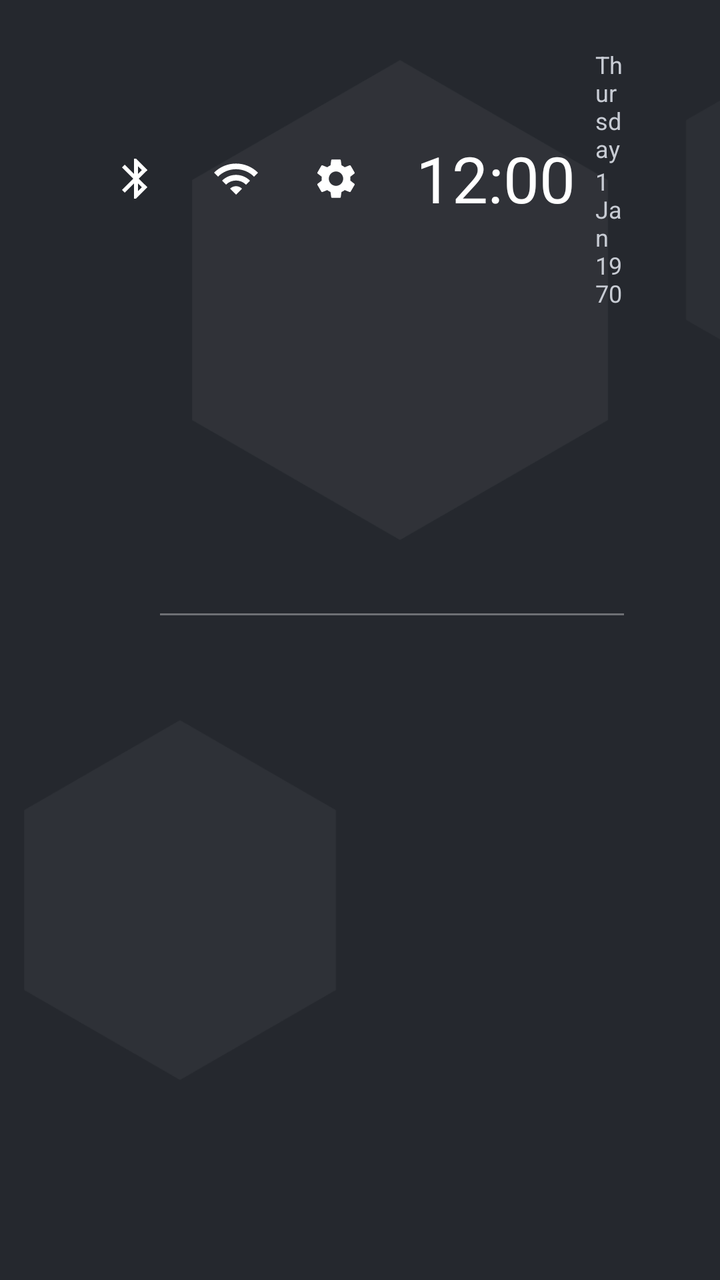
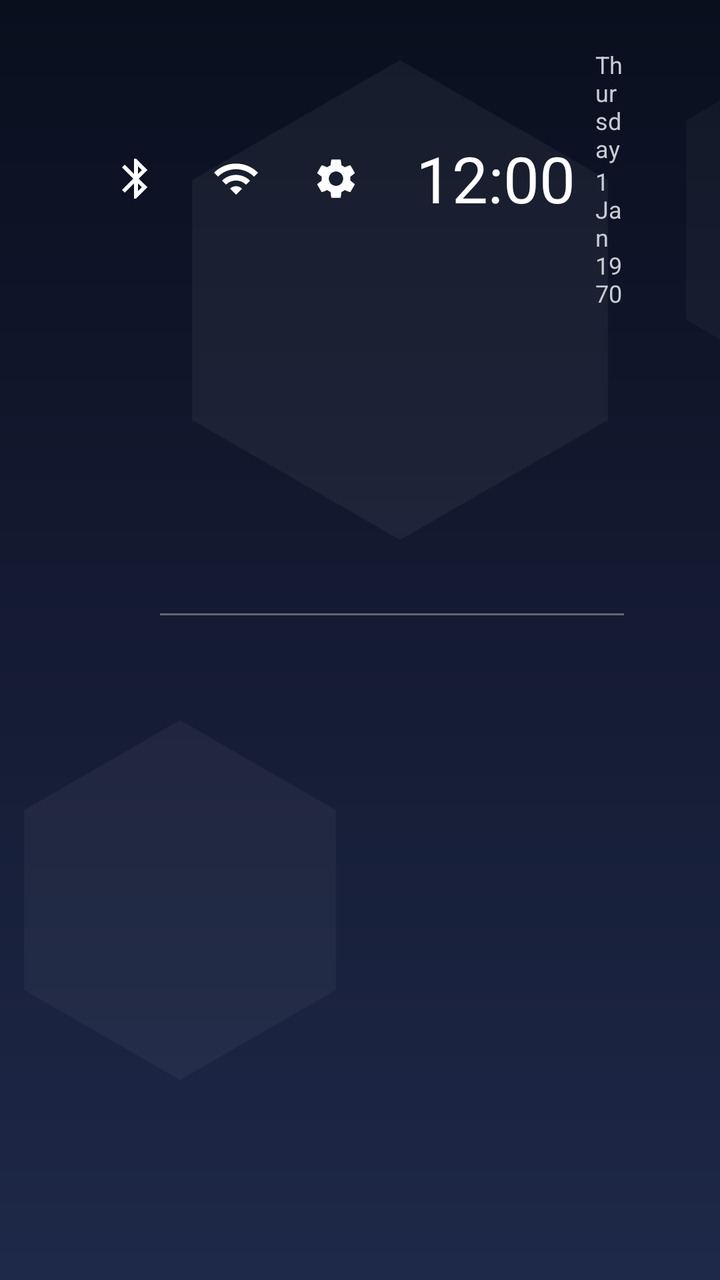

The first picture is an Android layout as it rendered before a commit; the second is the same layout after the commit. The layout source and the unified diff follow.
<!-- AndroidManifest.xml: application theme AppTheme -->
<!-- res/layout/activity_main.xml -->
<?xml version="1.0" encoding="utf-8"?>
<LinearLayout xmlns:android="http://schemas.android.com/apk/res/android"
    android:layout_width="match_parent" android:layout_height="match_parent" android:orientation="vertical"
    android:paddingTop="24dp" android:paddingStart="48dp" android:paddingEnd="48dp" android:paddingBottom="8dp">

    <LinearLayout android:id="@+id/topBar" android:layout_width="match_parent" android:layout_height="wrap_content"
        android:gravity="end|center_vertical" android:orientation="horizontal">
        <ImageView android:id="@+id/icBt" style="@style/TopIcon" android:src="@drawable/ic_bluetooth" android:contentDescription="Bluetooth" />
        <ImageView android:id="@+id/icWifi" style="@style/TopIcon" android:src="@drawable/ic_wifi" android:contentDescription="Network" />
        <ImageView android:id="@+id/icSettings" style="@style/TopIcon" android:src="@drawable/ic_settings" android:contentDescription="Settings" />
        <TextClock android:id="@+id/clock" android:layout_width="wrap_content" android:layout_height="wrap_content"
            android:format12Hour="h:mm" android:format24Hour="HH:mm" android:textSize="32sp" android:textColor="#FFFFFF" android:layout_marginStart="10dp" />
        <LinearLayout android:id="@+id/dateBox" android:layout_width="wrap_content" android:layout_height="wrap_content"
            android:orientation="vertical" android:layout_marginStart="10dp">
            <TextClock android:layout_width="wrap_content" android:layout_height="wrap_content"
                android:format12Hour="EEEE" android:format24Hour="EEEE" android:textSize="12sp" android:textColor="#C8CCD4" />
            <TextClock android:layout_width="wrap_content" android:layout_height="wrap_content"
                android:format12Hour="d MMM yyyy" android:format24Hour="d MMM yyyy" android:textSize="12sp" android:textColor="#C8CCD4" />
        </LinearLayout>
    </LinearLayout>

    <LinearLayout android:id="@+id/weather" android:layout_width="wrap_content" android:layout_height="wrap_content"
        android:orientation="vertical" android:layout_marginTop="28dp" android:layout_marginStart="32dp">
        <LinearLayout android:layout_width="wrap_content" android:layout_height="wrap_content" android:gravity="center_vertical" android:orientation="horizontal">
            <TextView android:id="@+id/wIcon" android:layout_width="wrap_content" android:layout_height="wrap_content" android:textSize="60sp" />
            <LinearLayout android:layout_width="wrap_content" android:layout_height="wrap_content" android:orientation="vertical" android:layout_marginStart="16dp">
                <TextView android:id="@+id/wTemp" android:layout_width="wrap_content" android:layout_height="wrap_content" android:textSize="52sp" android:textStyle="bold" android:textColor="#8AD1F0" />
                <TextView android:id="@+id/wCity" android:layout_width="wrap_content" android:layout_height="wrap_content" android:textSize="16sp" android:textStyle="bold" android:textColor="#FFFFFF" />
                <TextView android:id="@+id/wCond" android:layout_width="wrap_content" android:layout_height="wrap_content" android:textSize="14sp" android:textColor="#C8CCD4" />
            </LinearLayout>
            <LinearLayout android:layout_width="wrap_content" android:layout_height="wrap_content" android:orientation="vertical" android:layout_marginStart="40dp">
                <TextView android:id="@+id/wHum" android:layout_width="wrap_content" android:layout_height="wrap_content" android:textSize="14sp" android:textColor="#FFFFFF" android:layout_marginBottom="6dp" />
                <TextView android:id="@+id/wWind" android:layout_width="wrap_content" android:layout_height="wrap_content" android:textSize="14sp" android:textColor="#FFFFFF" android:layout_marginBottom="6dp" />
                <TextView android:id="@+id/wFeels" android:layout_width="wrap_content" android:layout_height="wrap_content" android:textSize="14sp" android:textColor="#FFFFFF" />
            </LinearLayout>
        </LinearLayout>
        <View android:layout_width="380dp" android:layout_height="1dp" android:background="#55FFFFFF" android:layout_marginTop="14dp" android:layout_marginBottom="10dp" />
        <LinearLayout android:id="@+id/forecast" android:layout_width="wrap_content" android:layout_height="wrap_content" android:orientation="horizontal" />
    </LinearLayout>

    <androidx.recyclerview.widget.RecyclerView android:id="@+id/grid" android:layout_width="match_parent" android:layout_height="0dp"
        android:layout_weight="1" android:layout_marginTop="12dp" android:clipToPadding="false" android:paddingTop="12dp" android:paddingBottom="12dp" />
</LinearLayout>
<!-- resources referenced by this layout -->
<resources>
  <!-- drawable ic_bluetooth (drawable) -->
  <vector xmlns:android="http://schemas.android.com/apk/res/android" android:width="24dp" android:height="24dp" android:viewportWidth="24" android:viewportHeight="24"><path android:fillColor="#FFFFFF" android:pathData="M17.71,7.71L12,2h-1v7.59L6.41,5 5,6.41 10.59,12 5,17.59 6.41,19 11,14.41V22h1l5.71,-5.71 -4.3,-4.29 4.3,-4.29zM13,5.83l1.88,1.88L13,9.59V5.83zM14.88,16.29L13,18.17v-3.76l1.88,1.88z" /></vector>
  <!-- drawable ic_settings (drawable) -->
  <vector xmlns:android="http://schemas.android.com/apk/res/android" android:width="24dp" android:height="24dp" android:viewportWidth="24" android:viewportHeight="24"><path android:fillColor="#FFFFFF" android:pathData="M19.14,12.94c0.04,-0.3 0.06,-0.61 0.06,-0.94c0,-0.32 -0.02,-0.64 -0.07,-0.94l2.03,-1.58c0.18,-0.14 0.23,-0.41 0.12,-0.61l-1.92,-3.32c-0.12,-0.22 -0.37,-0.29 -0.59,-0.22l-2.39,0.96c-0.5,-0.38 -1.03,-0.7 -1.62,-0.94L14.4,2.81c-0.04,-0.24 -0.24,-0.41 -0.48,-0.41h-3.84c-0.24,0 -0.43,0.17 -0.47,0.41L9.25,5.35C8.66,5.59 8.12,5.92 7.63,6.29L5.24,5.33c-0.22,-0.08 -0.47,0 -0.59,0.22L2.74,8.87C2.62,9.08 2.66,9.34 2.86,9.48l2.03,1.58C4.84,11.36 4.8,11.69 4.8,12s0.02,0.64 0.07,0.94l-2.03,1.58c-0.18,0.14 -0.23,0.41 -0.12,0.61l1.92,3.32c0.12,0.22 0.37,0.29 0.59,0.22l2.39,-0.96c0.5,0.38 1.03,0.7 1.62,0.94l0.36,2.54c0.05,0.24 0.24,0.41 0.48,0.41h3.84c0.24,0 0.44,-0.17 0.47,-0.41l0.36,-2.54c0.59,-0.24 1.13,-0.56 1.62,-0.94l2.39,0.96c0.22,0.08 0.47,0 0.59,-0.22l1.92,-3.32c0.12,-0.22 0.07,-0.47 -0.12,-0.61L19.14,12.94zM12,15.6c-1.98,0 -3.6,-1.62 -3.6,-3.6s1.62,-3.6 3.6,-3.6s3.6,1.62 3.6,3.6S13.98,15.6 12,15.6z" /></vector>
  <!-- drawable ic_wifi (drawable) -->
  <vector xmlns:android="http://schemas.android.com/apk/res/android" android:width="24dp" android:height="24dp" android:viewportWidth="24" android:viewportHeight="24"><path android:fillColor="#FFFFFF" android:pathData="M1,9l2,2c4.97,-4.97 13.03,-4.97 18,0l2,-2C16.93,2.93 7.08,2.93 1,9zM9,17l3,3 3,-3c-1.65,-1.66 -4.34,-1.66 -6,0zM5,13l2,2c2.76,-2.76 7.24,-2.76 10,0l2,-2C15.14,9.14 8.87,9.14 5,13z" /></vector>
  <style name="TopIcon">
          <item name="android:layout_width">40dp</item>
          <item name="android:layout_height">40dp</item>
          <item name="android:padding">8dp</item>
          <item name="android:layout_marginEnd">10dp</item>
          <item name="android:focusable">true</item>
          <item name="android:clickable">true</item>
          <item name="android:background">@drawable/icon_focus</item>
      </style>
  <style name="AppTheme" parent="android:Theme.Material.NoActionBar">
          <item name="android:windowBackground">@drawable/bg_launcher</item>
      </style>
  <!-- drawable icon_focus (drawable) -->
  <selector xmlns:android="http://schemas.android.com/apk/res/android">
      <item android:state_focused="true"><shape android:shape="oval"><solid android:color="#44FFFFFF" /></shape></item>
      <item><shape android:shape="oval"><solid android:color="#00000000" /></shape></item>
  </selector>
  <!-- drawable bg_launcher (drawable) -->
  <layer-list xmlns:android="http://schemas.android.com/apk/res/android">
      <item><shape><solid android:color="#25282E" /></shape></item>
      <item android:drawable="@drawable/hex_bg" android:gravity="top|start" android:width="700dp" android:height="700dp" />
  </layer-list>
  <!-- drawable hex_bg (drawable) -->
  <vector xmlns:android="http://schemas.android.com/apk/res/android" android:width="700dp" android:height="700dp" android:viewportWidth="700" android:viewportHeight="700">
      <path android:fillColor="#0DFFFFFF" android:pathData="M200,30 l104,60 l0,120 l-104,60 l-104,-60 l0,-120 z" />
      <path android:fillColor="#09FFFFFF" android:pathData="M430,10 l87,50 l0,100 l-87,50 l-87,-50 l0,-100 z" />
      <path android:fillColor="#0BFFFFFF" android:pathData="M90,360 l78,45 l0,90 l-78,45 l-78,-45 l0,-90 z" />
  </vector>
</resources>

<!-- the commit's change to res/layout/activity_main.xml (unified diff, before → after) -->
@@ -22,7 +22,7 @@
     <LinearLayout android:id="@+id/weather" android:layout_width="wrap_content" android:layout_height="wrap_content"
         android:orientation="vertical" android:layout_marginTop="28dp" android:layout_marginStart="32dp">
         <LinearLayout android:layout_width="wrap_content" android:layout_height="wrap_content" android:gravity="center_vertical" android:orientation="horizontal">
-            <TextView android:id="@+id/wIcon" android:layout_width="wrap_content" android:layout_height="wrap_content" android:textSize="60sp" />
+            <ImageView android:id="@+id/wIcon" android:layout_width="72dp" android:layout_height="72dp" />
             <LinearLayout android:layout_width="wrap_content" android:layout_height="wrap_content" android:orientation="vertical" android:layout_marginStart="16dp">
                 <TextView android:id="@+id/wTemp" android:layout_width="wrap_content" android:layout_height="wrap_content" android:textSize="52sp" android:textStyle="bold" android:textColor="#8AD1F0" />
                 <TextView android:id="@+id/wCity" android:layout_width="wrap_content" android:layout_height="wrap_content" android:textSize="16sp" android:textStyle="bold" android:textColor="#FFFFFF" />
<!-- resource entries referenced after the edit -->
@@ -25,7 +25,7 @@
   </selector>
   <!-- drawable bg_launcher (drawable) -->
   <layer-list xmlns:android="http://schemas.android.com/apk/res/android">
-      <item><shape><solid android:color="#25282E" /></shape></item>
+      <item><shape><gradient android:startColor="#0A0F1E" android:endColor="#1E2848" android:angle="270" /></shape></item>
       <item android:drawable="@drawable/hex_bg" android:gravity="top|start" android:width="700dp" android:height="700dp" />
   </layer-list>
   <!-- drawable hex_bg (drawable) -->
